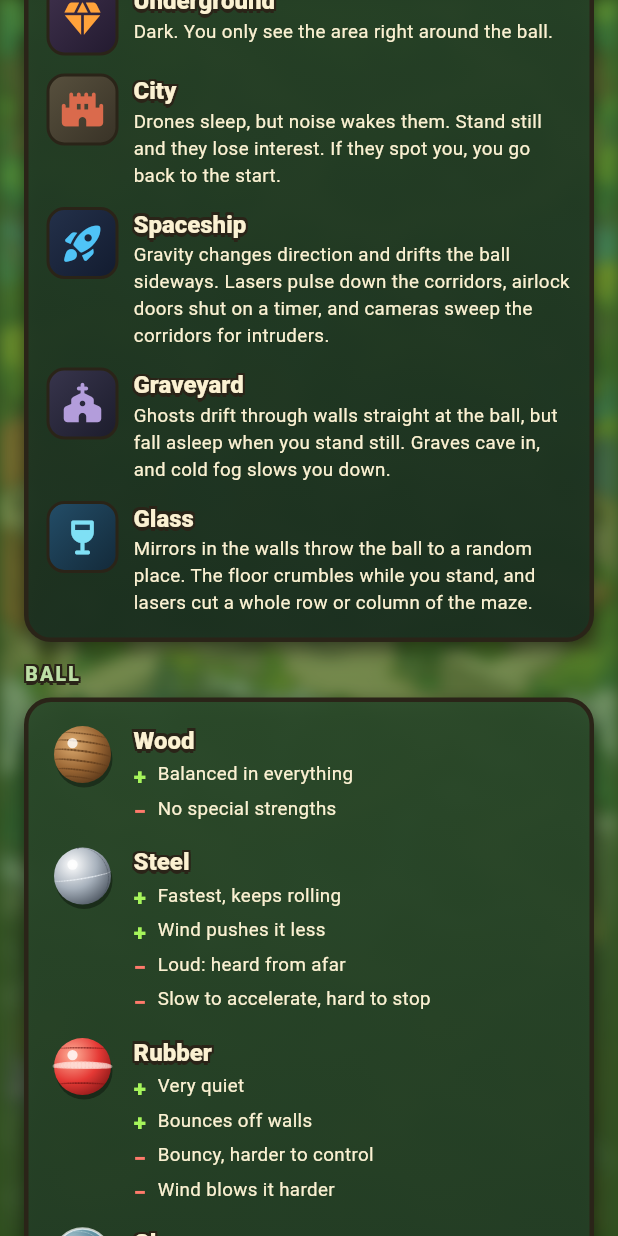
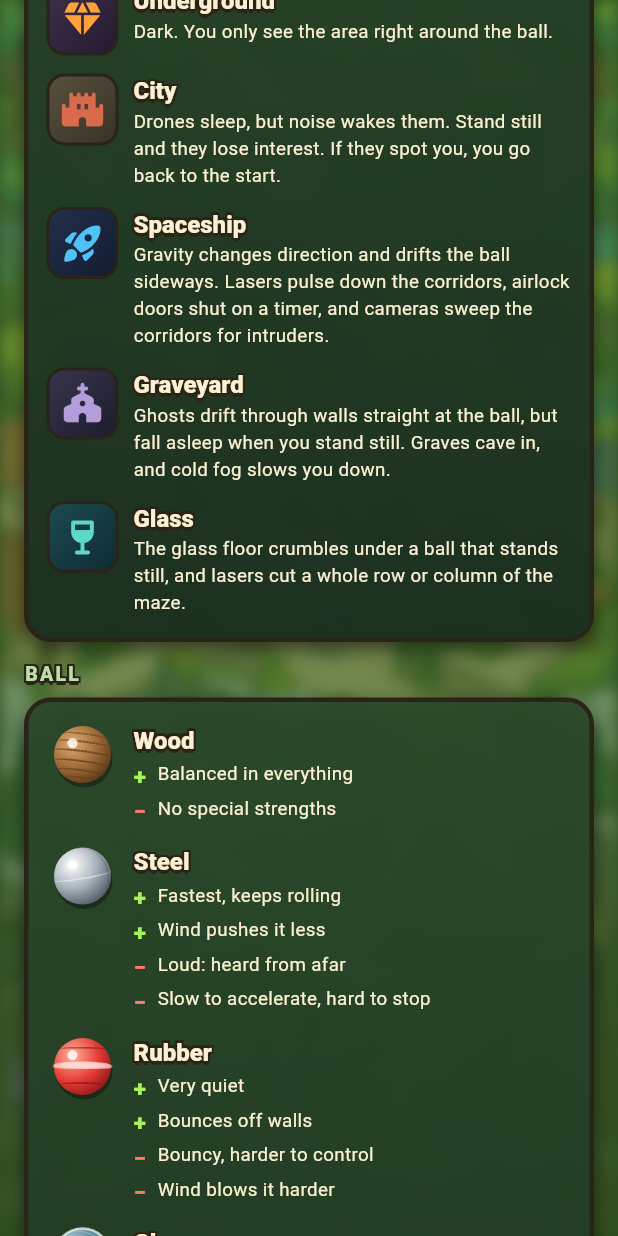
Before and after one commit to denissavishchev/Maze-game, a Flutter app: the SelectScreen screen opened directly, scrolled down 576 dp, on a phone screen of 412 x 824 dp. Run offline on Flutter 3.47's test engine with Material 3 defaults, Android fonts, the phone set to English and light mode, and no system bars; our stand-ins replace audioplayers, sensors_plus, shared_preferences, wakelock_plus; accounts and stored records are empty.

Commit message:
Glass world: remove mirrors, look more like glass than snow
Co-Authored-By: Claude Sonnet 5.5 <noreply@anthropic.com>

```diff
--- a/lib/game/world.dart
+++ b/lib/game/world.dart
@@ -88,9 +88,6 @@ class GameConfig {
   /// Spaceship: seconds between changes of the gravity's direction.
   double get gravityInterval => _pick(const [7.0, 6.5, 6.0, 5.5, 5.0]);
 
-  /// Glass: mirrors in the walls that throw the ball to a random place.
-  int get mirrorCount => _pick(const [2, 2, 3, 3, 4]);
-
   /// Glass: seconds standing on one spot before the floor gives way.
   double get crumbleSeconds => _pick(const [5.5, 5.0, 4.5, 4.0, 3.5]);
 
--- a/lib/l10n/strings.dart
+++ b/lib/l10n/strings.dart
@@ -154,9 +154,8 @@ const _tables = <AppLang, Map<String, String>>{
     'bonus.glass': 'Pryzmat',
     'world.glass.name': 'Szkło',
     'world.glass.blurb':
-        'Lustra w ścianach przerzucają kulkę w losowe miejsce. Podłoga kruszy się, gdy stoisz, a lasery przecinają cały rząd albo kolumnę labiryntu.',
-    'note.glass': 'lustra: {m} · podłoga pęka po {s} s',
-    'notice.mirror': 'Lustro cię przeniosło!',
+        'Szklana podłoga kruszy się pod kulką, która stoi w miejscu, a lasery przecinają cały rząd albo kolumnę labiryntu.',
+    'note.glass': 'lasery co {l} s · podłoga pęka po {s} s',
     'notice.beam': 'Laser przetnie labirynt!',
     'lose.floor': 'Podłoga rozsypała się pod tobą!',
     'ball.wood.name': 'Drewno',
@@ -299,9 +298,8 @@ const _tables = <AppLang, Map<String, String>>{
     'bonus.glass': 'Prism',
     'world.glass.name': 'Glass',
     'world.glass.blurb':
-        'Mirrors in the walls throw the ball to a random place. The floor crumbles while you stand, and lasers cut a whole row or column of the maze.',
-    'note.glass': 'mirrors: {m} · floor breaks after {s} s',
-    'notice.mirror': 'A mirror threw you across the maze!',
+        'The glass floor crumbles under a ball that stands still, and lasers cut a whole row or column of the maze.',
+    'note.glass': 'lasers every {l} s · floor breaks after {s} s',
     'notice.beam': 'A laser is about to cut the maze!',
     'lose.floor': 'The floor crumbled under you!',
     'ball.wood.name': 'Wood',
@@ -444,9 +442,8 @@ const _tables = <AppLang, Map<String, String>>{
     'bonus.glass': 'Призма',
     'world.glass.name': 'Стекло',
     'world.glass.blurb':
-        'Зеркала в стенах переносят шарик в случайное место. Пол крошится, пока стоишь, а лазеры рассекают целый ряд или столбец лабиринта.',
-    'note.glass': 'зеркала: {m} · пол трескается через {s} с',
-    'notice.mirror': 'Зеркало перебросило тебя!',
+        'Стеклянный пол крошится под стоящим шариком, а лазеры рассекают целый ряд или столбец лабиринта.',
+    'note.glass': 'лазеры каждые {l} с · пол трескается через {s} с',
     'notice.beam': 'Лазер вот-вот рассечёт лабиринт!',
     'lose.floor': 'Пол рассыпался под тобой!',
     'ball.wood.name': 'Дерево',
--- a/lib/ui/worlds.dart
+++ b/lib/ui/worlds.dart
@@ -196,19 +196,19 @@ WorldTheme themeFor(WorldKind kind) => switch (kind) {
       WorldKind.glass => const WorldTheme(
           id: 'glass',
           icon: Icons.wine_bar_rounded,
-          bg: Color(0xFF173A52),
-          floor: Color(0xFFD3EAF4),
-          floorDark: Color(0xFF9CC6DA),
-          wallBase: Color(0xFF2B6F93),
-          wallMain: Color(0xFF8ED6F2),
-          wallHi: Color(0xFFFFFFFF),
+          bg: Color(0xFF0E2A33),
+          floor: Color(0xFF9AD3D8),
+          floorDark: Color(0xFF4F9AA6),
+          wallBase: Color(0xFF0F5E66),
+          wallMain: Color(0xFF5ED8C8),
+          wallHi: Color(0xFFE9FFFB),
           gate: Color(0xFFB8A4F2),
           scenery: Scenery.prisms,
           wallStyle: WallStyle.glass,
           floorStyle: FloorStyle.ice,
-          panelTop: Color(0xEE24506E),
-          panelBottom: Color(0xEE12283A),
-          accent: Color(0xFF7FE0F5),
+          panelTop: Color(0xEE1C4D55),
+          panelBottom: Color(0xEE0E2A33),
+          accent: Color(0xFF5ED8C8),
         ),
     };
 
@@ -227,7 +227,7 @@ String hazardNote(GameConfig c) {
         : tr('note.trap.many', {'n': n, 's': trapEvery}),
     WorldKind.graveyard =>
       tr('note.graveyard', {'n': k, 's': trapEvery}),
-    WorldKind.glass => tr('note.glass', {'m': c.mirrorCount, 's': c.crumbleSeconds.toStringAsFixed(1)}),
+    WorldKind.glass => tr('note.glass', {'l': c.beamInterval.toStringAsFixed(1), 's': c.crumbleSeconds.toStringAsFixed(1)}),
     WorldKind.space => tr('note.space', {'l': c.laserCount, 'a': c.airlockCount, 'c': c.cameraCount}),
     WorldKind.mountains => n == 1
         ? tr('note.boulder.one', {'s': boulderEvery})
```
Also changed, not shown: lib/game/game_controller.dart (+1 -94 lines), lib/ui/game_painter.dart (+1 -41 lines), lib/ui/maze_art.dart (+49 -25 lines), 1 other file.
